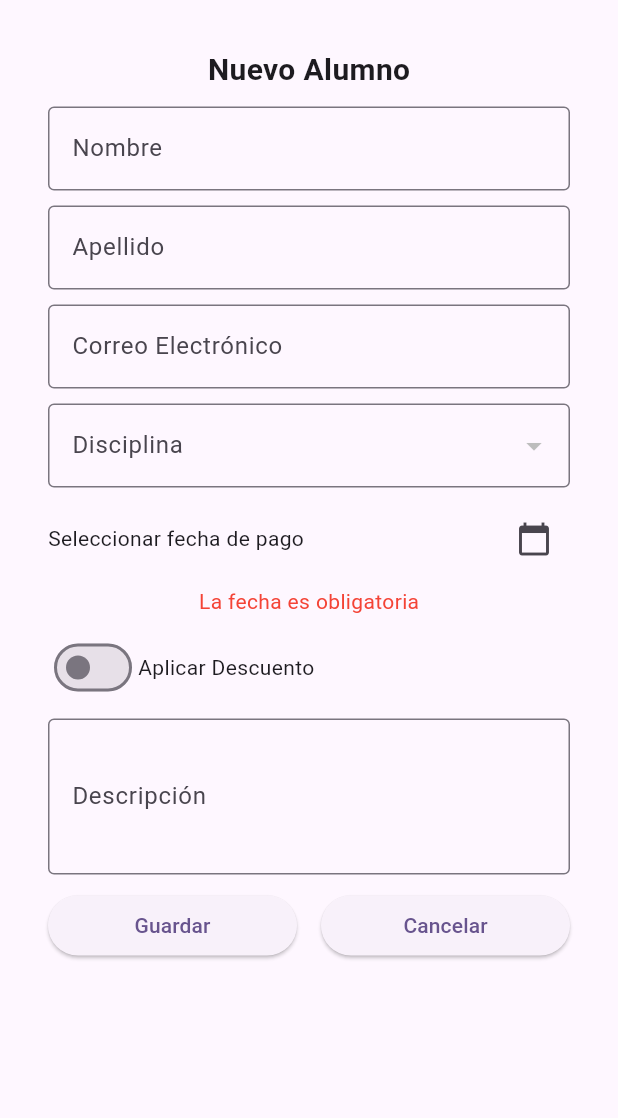
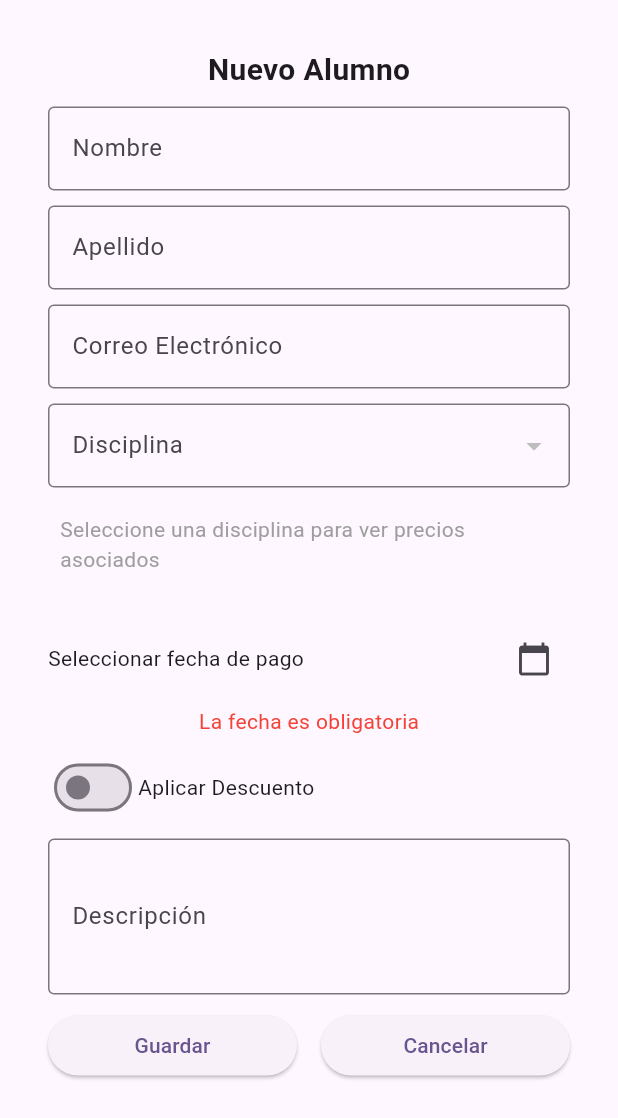
Before and after one commit to joegoico/sist_gym, a Flutter app: the NuevoAlumnoForm widget shown alone on an empty page, opened directly, on a phone screen of 412 x 824 dp. Shown: the top 1118 px of the screen. Run offline on Flutter 3.47's test engine with Material 3 defaults, Android fonts, the phone set to English and light mode, and no system bars; our stand-ins replace go_router.

Commit message:
formularios completos

```diff
--- a/lib/functions/formulario_alumnos.dart
+++ b/lib/functions/formulario_alumnos.dart
@@ -4,6 +4,7 @@ import 'package:sistema_gym/objetos/alumno.dart';
 import 'package:sistema_gym/objetos/disciplina.dart';
 import 'package:provider/provider.dart';
 import 'package:sistema_gym/providers/disciplinas_provider.dart';
+import 'package:sistema_gym/objetos/precio.dart';
 
 class NuevoAlumnoForm extends StatefulWidget {
   const NuevoAlumnoForm({Key? key}) : super(key: key);
@@ -21,6 +22,7 @@ class _NuevoAlumnoFormState extends State<NuevoAlumnoForm> {
   String _apellido="";
   String _correoElectronico="";
   Disciplina? _disciplinaSeleccionada;
+  Precio? _precioSeleccionado;
 
 
   Future<void> _pickDate() async {
@@ -139,6 +141,7 @@ class _NuevoAlumnoFormState extends State<NuevoAlumnoForm> {
                       onChanged: (Disciplina? newValue) {
                         setState(() {
                           _disciplinaSeleccionada = newValue;
+                          _precioSeleccionado = null;
                         });
                       },
                       validator: (value) {
@@ -152,6 +155,51 @@ class _NuevoAlumnoFormState extends State<NuevoAlumnoForm> {
                       },
                     ),
                     const SizedBox(height: 10),
+                    _disciplinaSeleccionada != null ?
+                      _disciplinaSeleccionada!.getPrecios().isNotEmpty ?
+                        DropdownButtonFormField<Precio>(
+                          decoration: const InputDecoration(
+                            labelText: "Cuota",
+                            border: OutlineInputBorder(),
+                          ),
+                          value: _precioSeleccionado,
+                          items: _disciplinaSeleccionada!.getPrecios().map((precio) {
+                          return DropdownMenuItem<Precio>(
+                            value: precio,
+                            child: Text(
+                                '${precio.precio.toStringAsFixed(2)} ARS - ${precio.cantDias} días'),
+                          );
+                        }).toList(),
+                          onChanged: (Precio? newPrecio){
+                            setState(() {
+                              _precioSeleccionado=newPrecio;
+                            });
+                          },
+                          validator: (value) =>
+                            value == null? 'Seleccione la cuota del alumno': null,
+                          onSaved: (value){
+                            _precioSeleccionado = value;
+                          },
+                          )
+                        : Container(
+                        padding: const EdgeInsets.all(8),
+                        decoration: BoxDecoration(
+                          border: Border.all(color: Colors.grey),
+                          borderRadius: BorderRadius.circular(4),
+                        ),
+                        child: const Text(
+                          'La disciplina seleccionada no tiene precios asignados',
+                          style: TextStyle(color: Colors.grey),
+                        ),
+                      )
+                    : Container(
+                        padding: const EdgeInsets.all(8),
+                        child: const Text(
+                          'Seleccione una disciplina para ver precios asociados',
+                          style: TextStyle(color: Colors.grey),
+                        ),
+                      ),
+                const SizedBox(height: 24),
                     Row(
                       children: [
                         Expanded(
@@ -222,6 +270,7 @@ class _NuevoAlumnoFormState extends State<NuevoAlumnoForm> {
                                   apellido: _apellido,
                                   correoElectronico: _correoElectronico,
                                   disciplina: _disciplinaSeleccionada!,
+                                  cuota: _precioSeleccionado!,
                                   fechaUltimoPago: selectedDate!,
                                   descuento: applyDiscount, // Cambia el monto según la lógica de descuento
                                 );
--- a/lib/objetos/alumno.dart
+++ b/lib/objetos/alumno.dart
@@ -1,6 +1,7 @@
 
 import 'package:sistema_gym/objetos/disciplina.dart';
 import 'package:sistema_gym/objetos/pago.dart';
+import 'package:sistema_gym/objetos/precio.dart';
 
 class Alumno {
   int id;
@@ -8,6 +9,7 @@ class Alumno {
   String apellido;
   String correoElectronico;
   Disciplina disciplina;
+  Precio cuota;
   DateTime fechaUltimoPago;
   bool descuento = false;
   List<Pago> pagosRealizados = [];
@@ -18,6 +20,7 @@ class Alumno {
     required this.apellido,
     required this.correoElectronico,
     required this.disciplina,
+    required this.cuota,
     required this.fechaUltimoPago,
     required this.descuento,
   });
--- a/lib/providers/fechas_de_pago_provider.dart
+++ b/lib/providers/fechas_de_pago_provider.dart
@@ -1,5 +1,5 @@
 import 'package:sistema_gym/objetos/alumno.dart';
 import 'package:flutter/foundation.dart';
-import 'package:sistema_gym/objetos/fecha_pago.dart';
+import 'package:sistema_gym/objetos/pago.dart';
 
   // Agrega otros métodos, como eliminar o editar, si los necesitas
```
Also changed, not shown: lib/functions/edit_alumno.dart (+19 -0 lines), 3 other files.
